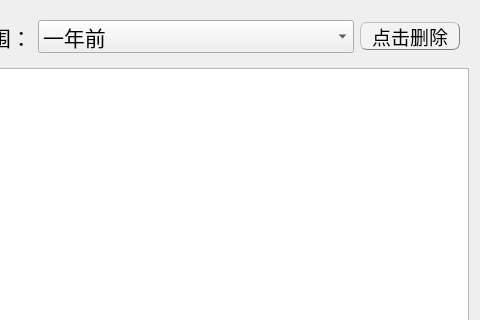
Old version of the form historyshow.ui in the repository EsZHU/QtExamSystem; both pictures show x 240 to 720 and y 0 to 320 of the 720 by 500 pixel window.
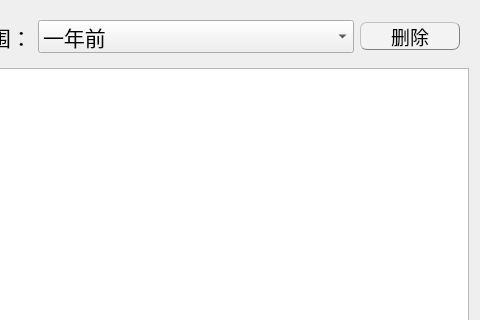
New version of the form.

The edit to the form file:
```diff
--- a/historyshow.ui
+++ b/historyshow.ui
@@ -118,7 +118,7 @@
 QPushButton:pressed{background-color:rgb(191, 190, 192);border-style: inset;}</string>
         </property>
         <property name="text">
-         <string>点击删除</string>
+         <string>删除</string>
         </property>
        </widget>
       </item>
```
